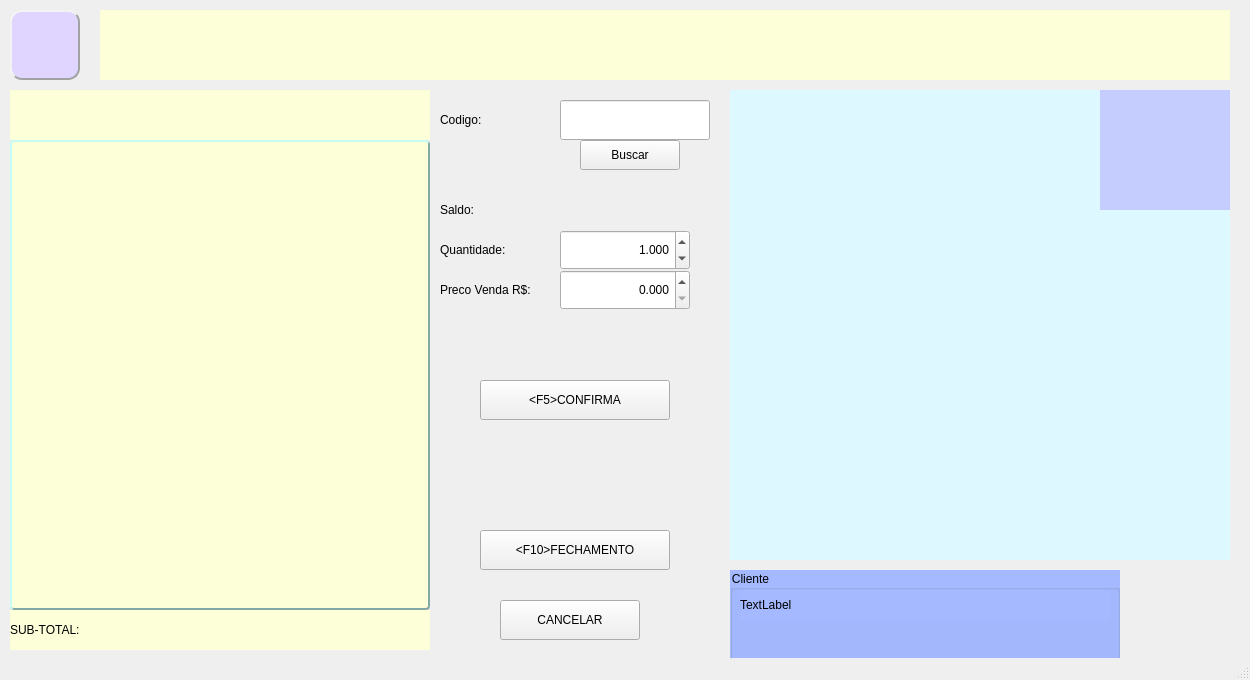
First picture: the form in telas/venda_pdv.ui, repository htisistema/SISCOM, before the edit.
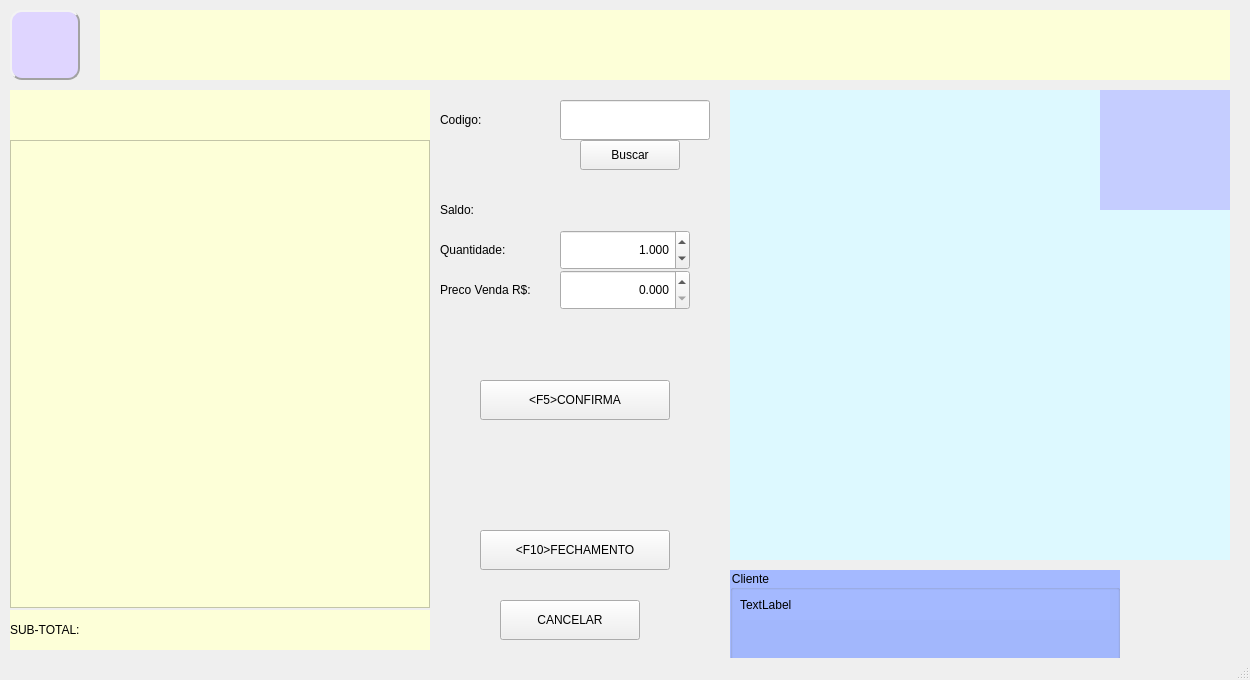
Second picture: the form after the edit. Icons and pictures are not drawn.

Patch:
```diff
--- a/telas/venda_pdv.ui
+++ b/telas/venda_pdv.ui
@@ -81,25 +81,6 @@
      <string/>
     </property>
    </widget>
-   <widget class="QTextBrowser" name="textBrowser">
-    <property name="geometry">
-     <rect>
-      <x>10</x>
-      <y>140</y>
-      <width>420</width>
-      <height>470</height>
-     </rect>
-    </property>
-    <property name="styleSheet">
-     <string notr="true">background-color: rgb(253, 255, 216);
-color: rgb(0, 0, 0);
-border-color: rgb(132, 168, 163);
-border-style: Outset;
-border-width: 2px;
-border-radius: 4px;
-</string>
-    </property>
-   </widget>
    <widget class="QPushButton" name="bt_fecha">
     <property name="geometry">
      <rect>
@@ -424,6 +405,21 @@
      <string>&lt;F5&gt;CONFIRMA</string>
     </property>
    </widget>
+   <widget class="QListView" name="listView">
+    <property name="geometry">
+     <rect>
+      <x>10</x>
+      <y>140</y>
+      <width>420</width>
+      <height>468</height>
+     </rect>
+    </property>
+    <property name="styleSheet">
+     <string notr="true">background-color: rgb(253, 255, 216);
+font: 9pt &quot;Courier&quot;;
+color: rgb(0, 0, 0);</string>
+    </property>
+   </widget>
   </widget>
   <widget class="QStatusBar" name="statusbar"/>
  </widget>
```
Left out of the diff: 1 changed line with no effect on the pictures.
